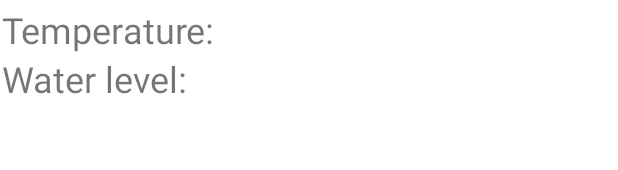
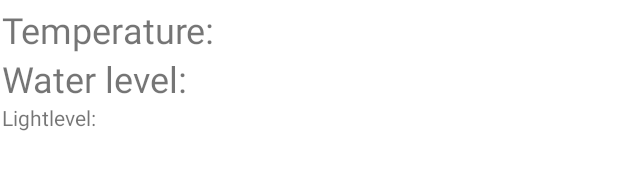
Before and after one commit to CptKaffeeTasse/auTomato, an Android app: the layout activity_plant_details.xml on its own in the app's theme, with its tools: preview values and no code run, on a phone screen of 412 x 824 dp. Shown: the part 964-1134 px from the top of the screen. Run offline under Robolectric (Android 15) with nearby library versions, the phone set to English and light mode, and no system bars.

Commit message:
extended details

```diff
--- a/app/src/main/java/com/example/automato/PlantDetails.java
+++ b/app/src/main/java/com/example/automato/PlantDetails.java
@@ -18,10 +18,12 @@ public class PlantDetails extends AppCompatActivity {
         ImageView plantPicture = findViewById(R.id.plantPicture);
         TextView currWaterlvl = findViewById(R.id.curr_water);
         TextView currTemp = findViewById(R.id.curr_temp);
+        TextView currlight = findViewById(R.id.currlight);
 
         plantName.setText(plant.getName());
         plantPicture.setImageResource(plant.getPicture());
         currWaterlvl.setText(plant.getCurrentSoilHumidity() + "%");
         currTemp.setText(plant.getCurrentTemperature() + "°C");
+        currlight.setText(plant.getCurrentLightLevel()+"%");
     }
 }
--- a/app/src/main/res/layout/activity_plant_details.xml
+++ b/app/src/main/res/layout/activity_plant_details.xml
@@ -91,6 +91,25 @@
                     android:textSize="24sp" />
             </LinearLayout>
 
+            <LinearLayout
+                android:layout_width="match_parent"
+                android:layout_height="match_parent"
+                android:orientation="horizontal">
+
+                <TextView
+                    android:id="@+id/lightdesc"
+                    android:layout_width="wrap_content"
+                    android:layout_height="wrap_content"
+                    android:layout_weight="1"
+                    android:text="@string/lightdesc" />
+
+                <TextView
+                    android:id="@+id/currlight"
+                    android:layout_width="wrap_content"
+                    android:layout_height="wrap_content"
+                    android:layout_weight="1" />
+            </LinearLayout>
+
         </LinearLayout>
     </ScrollView>
 </androidx.constraintlayout.widget.ConstraintLayout>
--- a/app/src/main/res/values/strings.xml
+++ b/app/src/main/res/values/strings.xml
@@ -5,4 +5,5 @@
     <string name="plantPictureDesc">This is a picture of your plant</string>
     <string name="waterLevelDescr">Water level:  </string>
     <string name="tempDescr">"Temperature:  "</string>
+    <string name="lightdesc">"Lightlevel:  "</string>
 </resources>
```
